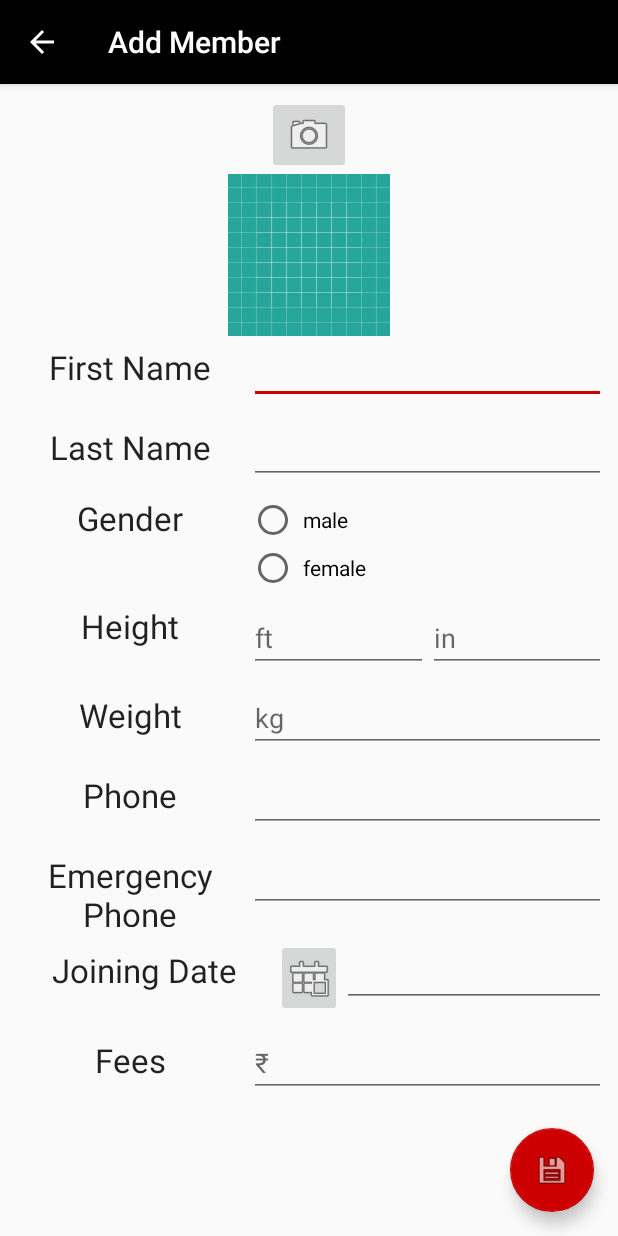
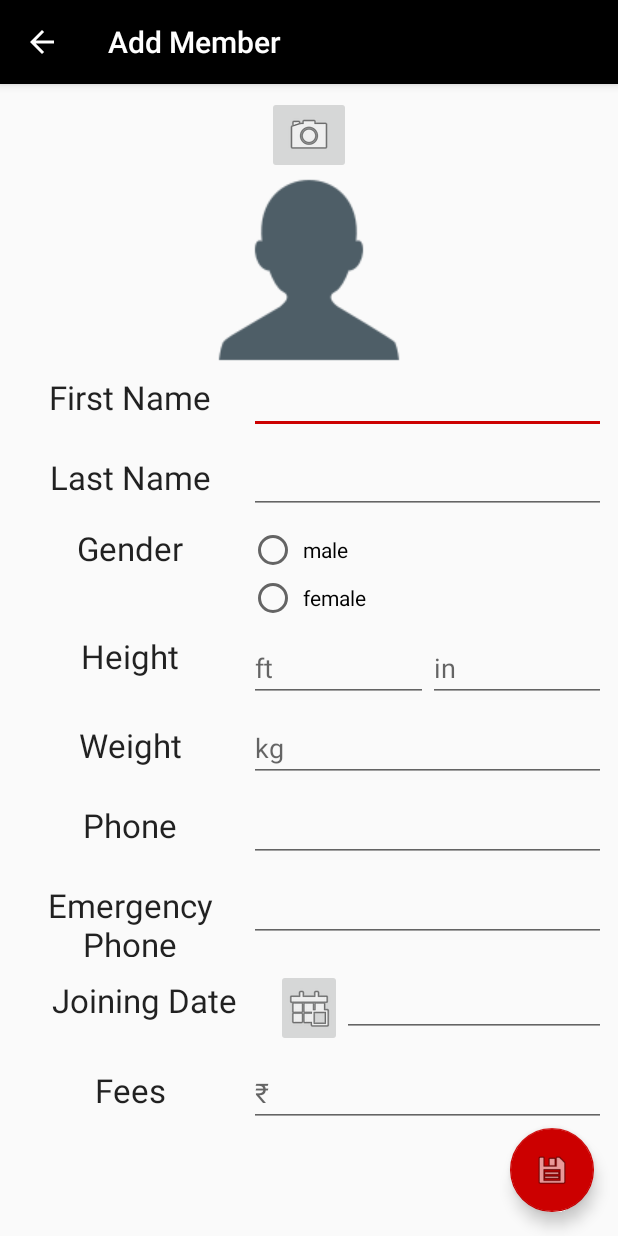
Before and after one commit to AI0497/TIC, an Android app: the AddMember screen opened directly, with no data from a screen before it, on a phone screen of 412 x 824 dp. Run offline under Robolectric (Android 15) with nearby library versions, the phone set to English and light mode, and no system bars.

Commit message:
add dummy user photo @ content_add_member.xml (EmojiOne)

```diff
--- a/app/src/main/res/layout/content_add_member.xml
+++ b/app/src/main/res/layout/content_add_member.xml
@@ -38,8 +38,8 @@
                     android:layout_weight="1"
                     android:contentDescription="@string/str_content_description"
                     android:visibility="visible"
-                    app:srcCompat="@drawable/ic_launcher_background" />
-                <!--TODO: add dummy user image here-->
+                    app:srcCompat="@drawable/user" />
+                <!--add dummy user image here-->
             </LinearLayout>
 
             <LinearLayout
```
Also changed, not shown: app/src/main/res/drawable/user.png (added).
